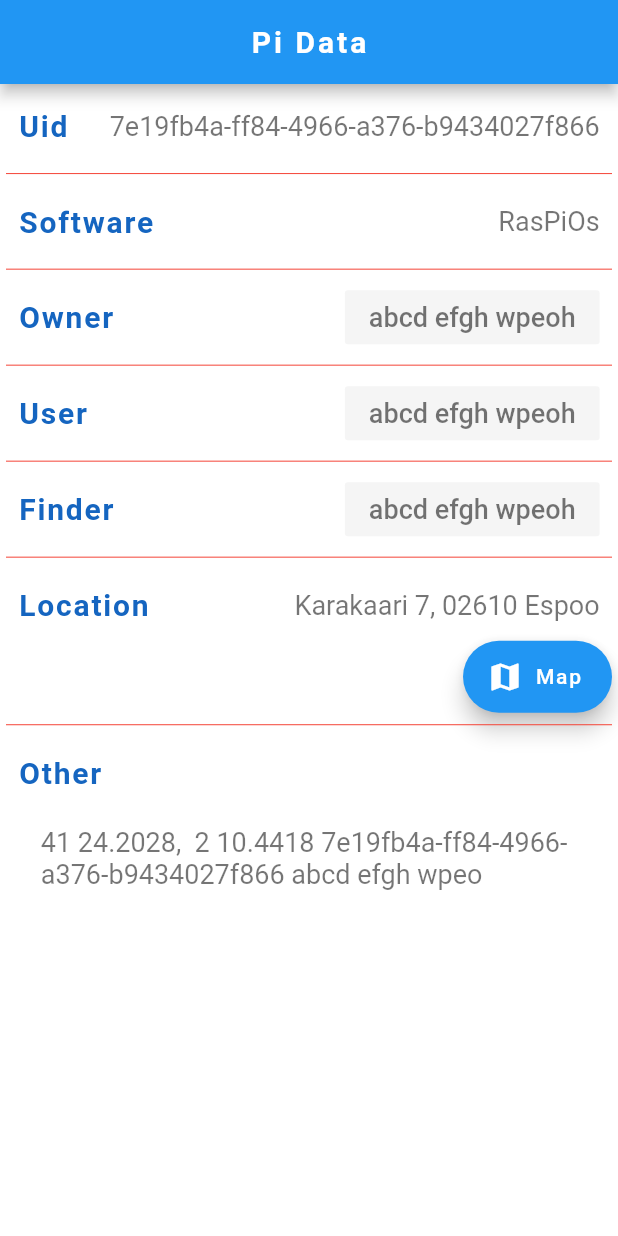
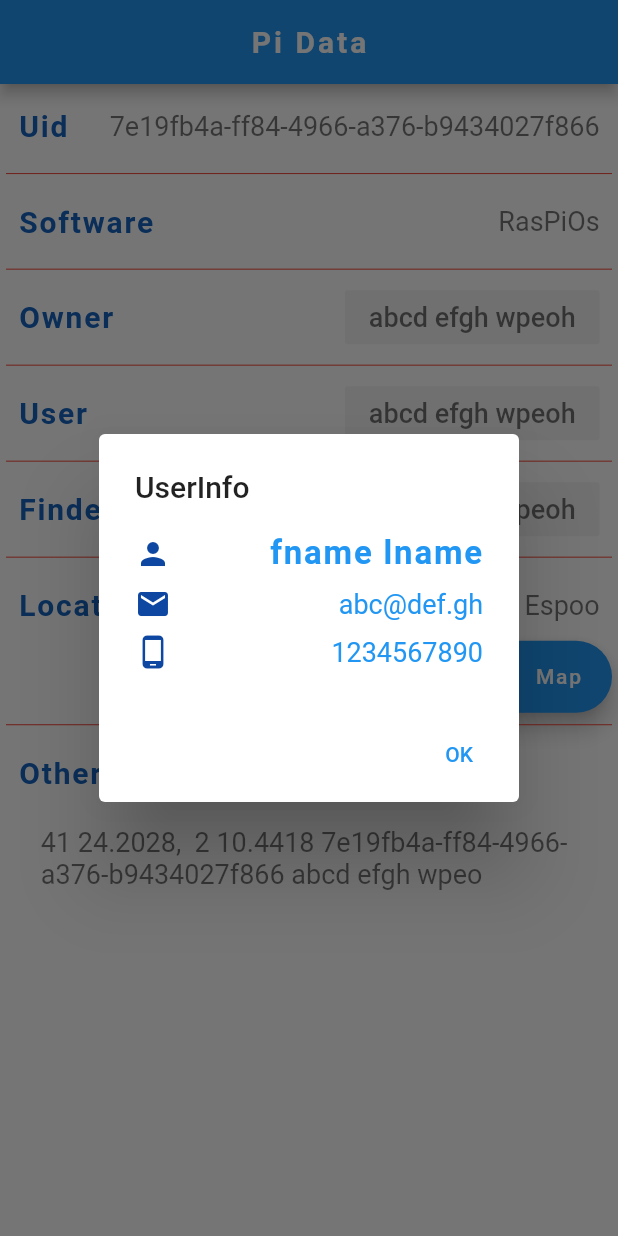
Before and after one commit to YouqinS/ADPProject-NokiaDC, a Flutter app: the PiData screen opened directly, after a tap on "abcd efgh wpeoh", on a phone screen of 412 x 824 dp. Run offline on Flutter 3.47's test engine with Material 2 defaults, Android fonts, the phone set to English and light mode, and no system bars; our stand-ins replace image_picker.

Commit message:
user_info UI
*created user_info UI as a popup when username on pi_data page is clicked

```diff
--- a/RasPiFinder/lib/pi_data/dataContainer.dart
+++ b/RasPiFinder/lib/pi_data/dataContainer.dart
@@ -1,3 +1,5 @@
+import 'package:RasPiFinder/components/navigate.dart';
+import 'package:RasPiFinder/user_info/user_info.dart';
 import 'package:flutter/cupertino.dart';
 import 'package:flutter/material.dart';
 
@@ -24,10 +26,40 @@ class DataContainer extends StatelessWidget {
       fontSize: 18,
     );
 
+    Future<void> showAlert() async {
+      return showDialog<void>(
+        context: context,
+        barrierDismissible: false, // user must tap button!
+        builder: (BuildContext context) {
+          return AlertDialog(
+            title: Text('UserInfo'),
+            content: SingleChildScrollView(
+              child: ListBody(
+                children: <Widget>[
+                  //Text('Please select a User Type !'),
+                  UserInfo(username: 'fname lname', email: 'abc@def.gh', phone: '1234567890',),
+                ],
+              ),
+            ),
+            actions: <Widget>[
+              TextButton(
+                child: Text('OK'),
+                onPressed: () {
+                  Navigator.of(context).pop();
+                },
+              ),
+            ],
+          );
+        },
+      );
+    }
+
     var contentHolder = isUser
         ? FlatButton(
       //TODO clicking leads to user info page or popup ?
-            onPressed: () {},
+            onPressed: () {
+              showAlert();
+            },
       color: Colors.grey[100],
             child: Text(
               content,
@@ -42,6 +74,7 @@ class DataContainer extends StatelessWidget {
           );
 
     var verticalPadding = isUser ? 0.0 : size.height * 0.015;
+
     return Container(
       padding: EdgeInsets.symmetric(
           vertical: verticalPadding, horizontal: size.width * 0.02),
@@ -61,4 +94,5 @@ class DataContainer extends StatelessWidget {
       ),
     );
   }
+
 }
--- /dev/null
+++ b/RasPiFinder/lib/user_info/user_info.dart
@@ -0,0 +1,74 @@
+import 'package:flutter/cupertino.dart';
+import 'package:flutter/material.dart';
+
+class UserInfo extends StatelessWidget {
+  final String username, email, phone;
+
+  const UserInfo({Key key, this.username, this.email, this.phone})
+      : super(key: key);
+
+  @override
+  Widget build(BuildContext context) {
+    Size size = MediaQuery.of(context).size;
+    return Column(
+      mainAxisAlignment: MainAxisAlignment.center,
+      crossAxisAlignment: CrossAxisAlignment.center,
+      children: [
+        Row(
+          mainAxisAlignment: MainAxisAlignment.spaceBetween,
+          crossAxisAlignment: CrossAxisAlignment.center,
+          children: [
+            Icon(Icons.person, color: Colors.blue[900],),
+            Text(
+              username,
+              style: TextStyle(
+                color: Colors.blue,
+                fontWeight: FontWeight.bold,
+                letterSpacing: 1.2,
+                fontSize: 22,
+              ),
+            ),
+          ],
+        ),
+        SizedBox(
+          height: size.height * 0.01,
+        ),
+        Row(
+          mainAxisAlignment: MainAxisAlignment.spaceBetween,
+          crossAxisAlignment: CrossAxisAlignment.center,
+          children: [
+            Icon(Icons.email, color: Colors.blue[900],),
+            Text(
+              //TODO get user info from db and display on this screen
+              email,
+              style: TextStyle(
+                color: Colors.blue,
+                fontSize: 18,
+              ),
+            ),
+          ],
+        ),
+
+        SizedBox(
+          height: size.height * 0.01,
+        ),
+        Row(
+          mainAxisAlignment: MainAxisAlignment.spaceBetween,
+          crossAxisAlignment: CrossAxisAlignment.center,
+          children: [
+            Icon(Icons.phone_android, color: Colors.blue[900],),
+            Text(
+              //TODO get user info from db and display on this screen
+              phone,
+              style: TextStyle(
+                color: Colors.blue,
+                fontSize: 18,
+              ),
+            ),
+          ],
+        ),
+
+      ],
+    );
+  }
+}
```
Also changed, not shown: RasPiFinder/lib/map/map_view.dart (added).
